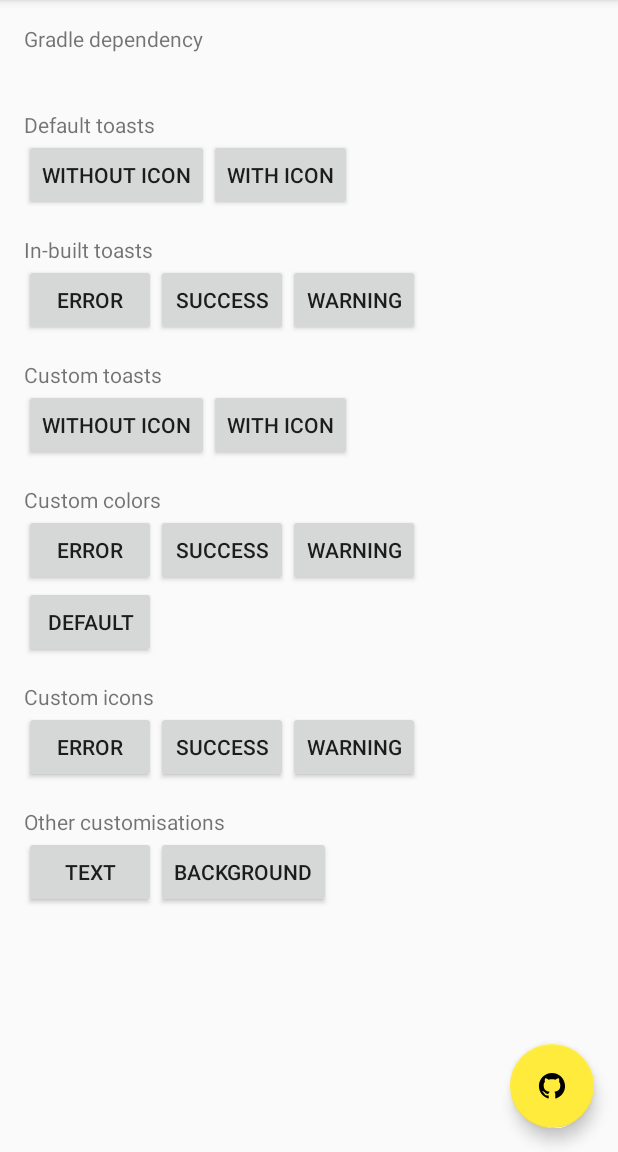
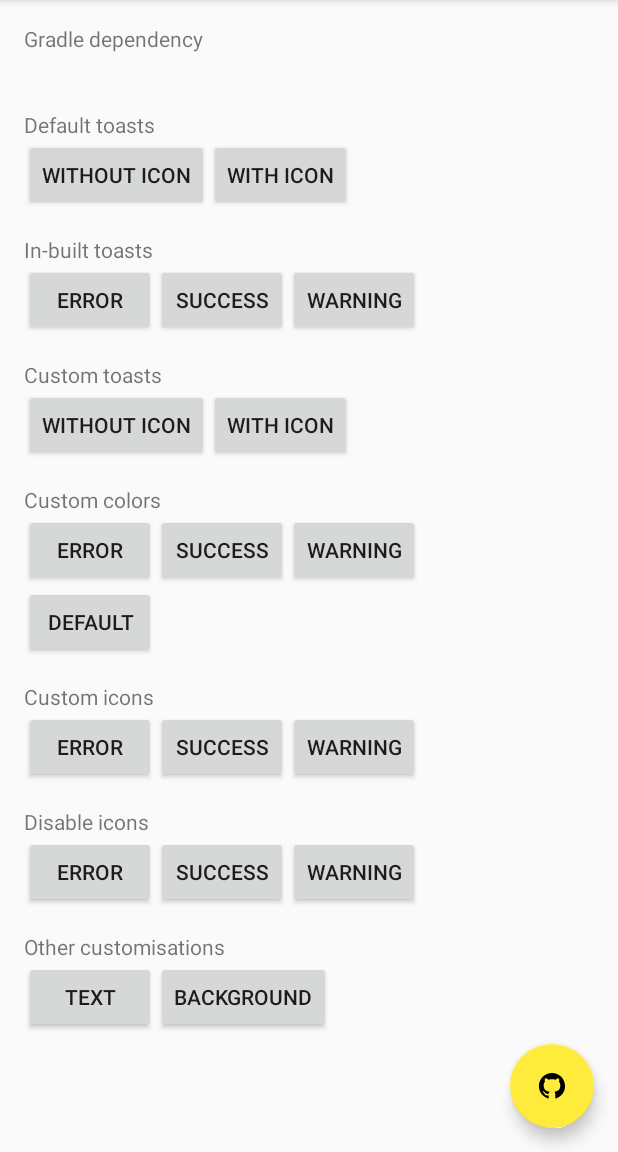
Before and after one commit to pranavpandey/dynamic-toasts, an Android app: the screen it shows after launch (DynamicToastsActivity), on a phone screen of 412 x 824 dp, the part 84-1236 px from its top. Run offline under Robolectric (Android 15) with nearby library versions, the phone set to English and light mode, and no system bars; 2 statements that could not run were skipped.

Commit message:
Add support to disable icon

```diff
--- a/sample/src/main/res/layout/content_dynamic_toasts.xml
+++ b/sample/src/main/res/layout/content_dynamic_toasts.xml
@@ -210,6 +210,41 @@
             android:layout_width="wrap_content"
             android:layout_height="wrap_content"
             android:layout_marginTop="@dimen/activity_margin"
+            android:text="@string/disable_icons" />
+
+        <android.support.constraint.ConstraintLayout
+            android:layout_width="match_parent"
+            android:layout_height="wrap_content">
+
+            <Button
+                android:id="@+id/toast_error_icon_disable"
+                android:layout_width="wrap_content"
+                android:layout_height="wrap_content"
+                android:text="@string/error"
+                app:layout_constraintStart_toStartOf="parent"
+                app:layout_constraintEnd_toStartOf="@+id/toast_success_icon_disable" />
+
+            <Button
+                android:id="@+id/toast_success_icon_disable"
+                android:layout_width="wrap_content"
+                android:layout_height="wrap_content"
+                android:text="@string/success"
+                app:layout_constraintStart_toEndOf="@id/toast_error_icon_disable"
+                app:layout_constraintEnd_toStartOf="@+id/toast_warning_icon_disable" />
+
+            <Button
+                android:id="@+id/toast_warning_icon_disable"
+                android:layout_width="wrap_content"
+                android:layout_height="wrap_content"
+                android:text="@string/warning"
+                app:layout_constraintStart_toEndOf="@id/toast_success_icon_disable" />
+
+        </android.support.constraint.ConstraintLayout>
+
+        <TextView
+            android:layout_width="wrap_content"
+            android:layout_height="wrap_content"
+            android:layout_marginTop="@dimen/activity_margin"
             android:text="@string/config" />
 
         <android.support.constraint.ConstraintLayout
--- a/sample/src/main/res/values/strings.xml
+++ b/sample/src/main/res/values/strings.xml
@@ -24,28 +24,32 @@
 
     <string name="default_toasts">Default toasts</string>
     <string name="without_icon">Without icon</string>
-    <string name="without_icon_desc">A default toast without icon.</string>
+    <string name="without_icon_desc">Default toast without icon.</string>
     <string name="with_icon">With icon</string>
-    <string name="with_icon_desc">A default toast with icon.</string>
+    <string name="with_icon_desc">Default toast with icon.</string>
     <string name="inbuilt_toasts">In-built toasts</string>
     <string name="default_custom">Default</string>
-    <string name="default_color_desc">Custom color for default toast.</string>
+    <string name="default_color_desc">Default toast with custom color.</string>
     <string name="error">Error</string>
     <string name="error_desc">An error has been occured.</string>
-    <string name="error_color_desc">Custom color for error toast.</string>
-    <string name="error_icon_desc">Custom icon for error toast.</string>
+    <string name="error_color_desc">Error toast with custom color.</string>
+    <string name="error_icon_desc">Error toast with custom icon.</string>
+    <string name="error_icon_disable_desc">Error toast without icon.</string>
     <string name="success">Success</string>
     <string name="success_desc">Task has been completed successfully.</string>
-    <string name="success_color_desc">Custom color for success toast.</string>
-    <string name="success_icon_desc">Custom icon for success toast.</string>
+    <string name="success_color_desc">Success toast with custom color.</string>
+    <string name="success_icon_desc">Success toast with custom icon.</string>
+    <string name="success_icon_disable_desc">Success toast without icon.</string>
     <string name="warning">Warning</string>
     <string name="warning_desc">This is a warning!</string>
-    <string name="warning_color_desc">Custom color for warning toast.</string>
-    <string name="warning_icon_desc">Custom icon for warning toast.</string>
+    <string name="warning_color_desc">Warning toast with custom color.</string>
+    <string name="warning_icon_desc">Warning toast with custom icon.</string>
+    <string name="warning_icon_disable_desc">Warning toast without icon.</string>
     <string name="custom_toasts">Custom toasts</string>
     <string name="custom_desc">Sources are available on GitHub.</string>
     <string name="custom_colors">Custom colors</string>
     <string name="custom_icons">Custom icons</string>
+    <string name="disable_icons">Disable icons</string>
     <string name="config">Other customisations</string>
     <string name="text">text</string>
     <string name="text_desc">Custom text size and typeface.</string>
```
Also changed, not shown: dynamic-toasts/src/main/java/com/pranavpandey/android/dynamic/toasts/DynamicToast.java (+32 -1 lines), sample/src/main/java/com/pranavpandey/android/dynamic/toasts/sample/DynamicToastsActivity.java (+60 -12 lines), sample/src/main/ic_launcher-web.png (deleted).
